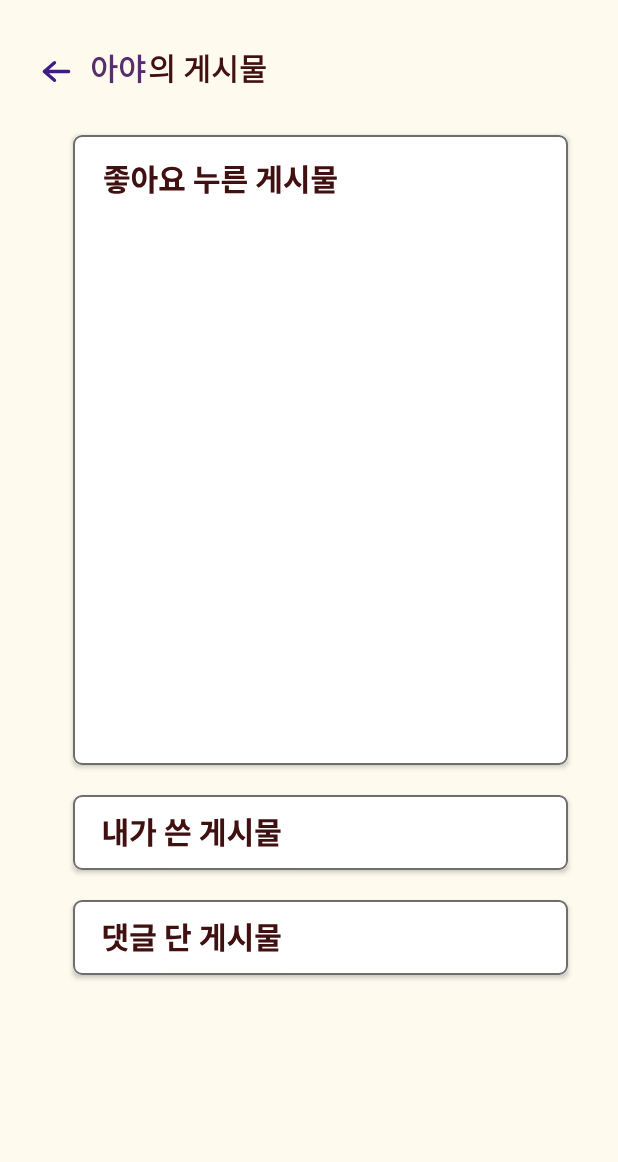
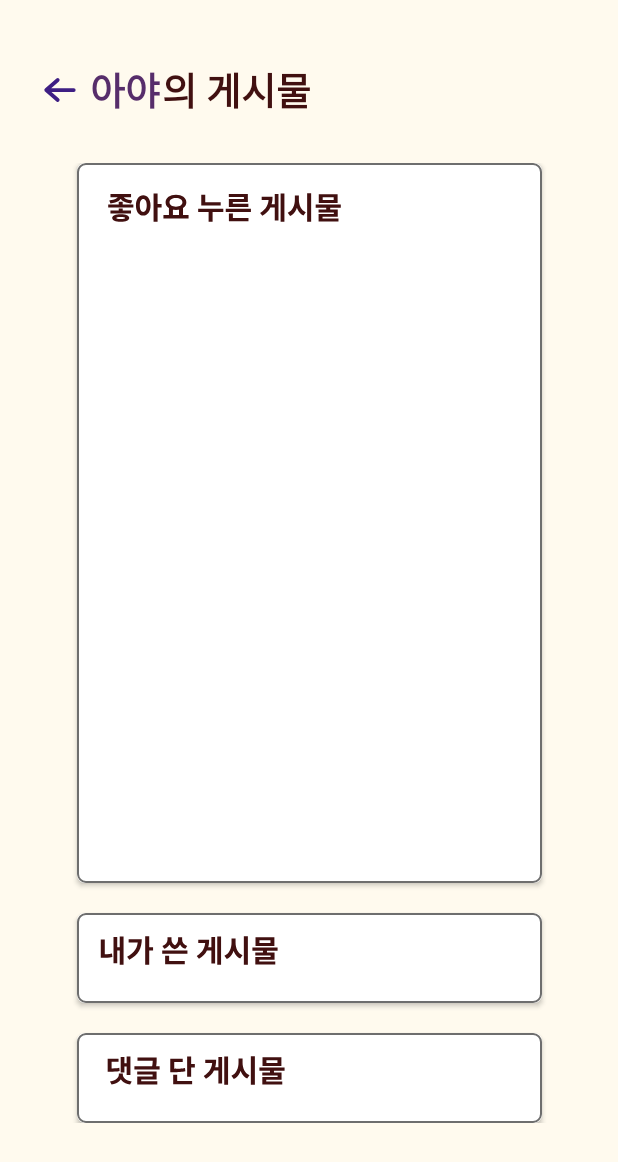
Before and after one commit to jerry080697/todayNan, an Android app: the BoardActivity screen opened directly, with no data from a screen before it, on a phone screen of 412 x 824 dp. Shown: the top 1162 px of the screen. Run offline under Robolectric (Android 15) with nearby library versions, the light colour scheme and no system bars.

Commit message:
화면 비율 수정

```diff
--- a/app/src/main/java/com/example/todaynan/JjimListActivity.kt
+++ b/app/src/main/java/com/example/todaynan/JjimListActivity.kt
@@ -27,8 +27,8 @@ class JjimListActivity : AppCompatActivity() {
             finish()
         }
 
-        val spacingInPixels = resources.getDimensionPixelSize(R.dimen.recycler_view_item_spacing)
-        recyclerView.addItemDecoration(GridSpacingItemDecoration(2, spacingInPixels, true))
+//        val spacingInPixels = resources.getDimensionPixelSize(R.dimen.recycler_view_item_spacing)
+//        recyclerView.addItemDecoration(GridSpacingItemDecoration(2, spacingInPixels, true))
     }
     private fun generateDummyItems(): List<Item> {
         val items = ArrayList<Item>()
--- a/app/src/main/res/layout/activity_board.xml
+++ b/app/src/main/res/layout/activity_board.xml
@@ -6,14 +6,14 @@
     xmlns:app="http://schemas.android.com/apk/res-auto"
     android:background="@color/background">
     <ImageView
-        android:layout_width="35dp"
-        android:layout_height="35dp"
+        android:layout_width="40dp"
+        android:layout_height="40dp"
         android:id="@+id/board_back_btn"
         android:src="@drawable/back_arrow"
         app:layout_constraintStart_toStartOf="parent"
         android:layout_marginStart="20dp"
         app:layout_constraintTop_toTopOf="parent"
-        android:layout_marginTop="30dp"/>
+        android:layout_marginTop="40dp"/>
     <TextView
         android:layout_width="wrap_content"
         android:layout_height="wrap_content"
@@ -21,7 +21,7 @@
         android:id="@+id/board_nickname_tv"
         android:text="아야"
         android:textStyle="bold"
-        android:textSize="20sp"
+        android:textSize="25sp"
         app:layout_constraintStart_toStartOf="@id/board_back_btn"
         app:layout_constraintTop_toTopOf="@id/board_back_btn"
         app:layout_constraintStart_toEndOf="@id/board_back_btn"
@@ -33,25 +33,31 @@
         android:textColor="#411010"
         android:text="의 게시물"
         android:textStyle="bold"
-        android:textSize="20sp"
+        android:textSize="25sp"
         app:layout_constraintTop_toTopOf="@id/board_back_btn"
         app:layout_constraintStart_toEndOf="@id/board_nickname_tv"
         android:layout_marginStart="1dp"
         />
+    <androidx.constraintlayout.widget.ConstraintLayout
+        android:layout_width="match_parent"
+        android:layout_height="wrap_content"
+        android:orientation="vertical"
+        android:layout_marginTop="30dp"
+        app:layout_constraintTop_toBottomOf="@id/board_nickname_tv">
         <androidx.cardview.widget.CardView
             android:layout_width="wrap_content"
             android:layout_height="wrap_content"
             app:cardCornerRadius="5dp"
             android:id="@+id/like_board"
-        android:layout_marginStart="15dp"
+            android:layout_marginHorizontal="15dp"
             android:layout_marginTop="30dp"
+            android:orientation="vertical"
             app:layout_constraintStart_toStartOf="parent"
-        app:layout_constraintEnd_toEndOf="parent"
-        app:layout_constraintTop_toBottomOf="@id/board_nickname_tv">
+            app:layout_constraintEnd_toEndOf="parent">
 
             <ImageView
-            android:layout_width="330dp"
-            android:layout_height="420dp"
+                android:layout_width="310dp"
+                android:layout_height="480dp"
                 android:src="@drawable/rectangle" />
 
             <ImageView
@@ -67,37 +73,37 @@
             android:layout_height="wrap_content"
             app:cardCornerRadius="5dp"
             android:id="@+id/write_board"
-        android:layout_marginStart="15dp"
+            android:layout_marginHorizontal="15dp"
             android:layout_marginTop="20dp"
             app:layout_constraintStart_toStartOf="parent"
             app:layout_constraintEnd_toEndOf="parent"
             app:layout_constraintTop_toBottomOf="@id/like_board">
 
             <ImageView
-            android:layout_width="330dp"
-            android:layout_height="50dp"
+                android:layout_width="310dp"
+                android:layout_height="60dp"
                 android:src="@drawable/rectangle"/>
             <ImageView
                 android:layout_width="wrap_content"
                 android:layout_height="wrap_content"
                 android:src="@drawable/board_write_text"
-            android:layout_marginStart="20dp"
-            android:layout_marginTop="15dp"/>
+                android:layout_marginTop="15dp"
+                android:layout_marginStart="15dp"/>
         </androidx.cardview.widget.CardView>
         <androidx.cardview.widget.CardView
             android:layout_width="wrap_content"
             android:layout_height="wrap_content"
             app:cardCornerRadius="5dp"
             android:id="@+id/reply_board"
-        android:layout_marginStart="15dp"
+            android:layout_marginHorizontal="15dp"
             android:layout_marginTop="20dp"
             app:layout_constraintStart_toStartOf="parent"
             app:layout_constraintEnd_toEndOf="parent"
             app:layout_constraintTop_toBottomOf="@id/write_board">
 
             <ImageView
-            android:layout_width="330dp"
-            android:layout_height="50dp"
+                android:layout_width="310dp"
+                android:layout_height="60dp"
                 android:src="@drawable/rectangle"/>
             <ImageView
                 android:layout_width="wrap_content"
@@ -107,3 +113,4 @@
                 android:layout_marginTop="15dp"/>
         </androidx.cardview.widget.CardView>
     </androidx.constraintlayout.widget.ConstraintLayout>
+</androidx.constraintlayout.widget.ConstraintLayout>
--- a/app/src/main/res/layout/activity_board_like.xml
+++ b/app/src/main/res/layout/activity_board_like.xml
@@ -6,8 +6,8 @@
     xmlns:app="http://schemas.android.com/apk/res-auto"
     android:background="@color/background">
     <ImageView
-        android:layout_width="35dp"
-        android:layout_height="35dp"
+        android:layout_width="40dp"
+        android:layout_height="40dp"
         android:id="@+id/board_like_back_btn"
         android:src="@drawable/back_arrow"
         app:layout_constraintStart_toStartOf="parent"
@@ -26,7 +26,7 @@
     <ImageView
         android:id="@+id/board_like_search_bar"
         android:scaleType="fitXY"
-        android:layout_width="370dp"
+        android:layout_width="330dp"
         android:layout_height="30dp"
         android:src="@drawable/search_bar_icon"
         app:layout_constraintStart_toStartOf="parent"
--- a/app/src/main/res/layout/activity_board_reply.xml
+++ b/app/src/main/res/layout/activity_board_reply.xml
@@ -6,8 +6,8 @@
     xmlns:app="http://schemas.android.com/apk/res-auto"
     android:background="@color/background">
     <ImageView
-        android:layout_width="35dp"
-        android:layout_height="35dp"
+        android:layout_width="40dp"
+        android:layout_height="40dp"
         android:id="@+id/board_reply_back_btn"
         android:src="@drawable/back_arrow"
         app:layout_constraintStart_toStartOf="parent"
@@ -26,7 +26,7 @@
     <ImageView
         android:id="@+id/board_reply_search_bar"
         android:scaleType="fitXY"
-        android:layout_width="370dp"
+        android:layout_width="330dp"
         android:layout_height="30dp"
         android:src="@drawable/search_bar_icon"
         app:layout_constraintStart_toStartOf="parent"
--- a/app/src/main/res/layout/activity_board_write.xml
+++ b/app/src/main/res/layout/activity_board_write.xml
@@ -6,8 +6,8 @@
     xmlns:app="http://schemas.android.com/apk/res-auto"
     android:background="@color/background">
     <ImageView
-        android:layout_width="35dp"
-        android:layout_height="35dp"
+        android:layout_width="40dp"
+        android:layout_height="40dp"
         android:id="@+id/board_write_back_btn"
         android:src="@drawable/back_arrow"
         app:layout_constraintStart_toStartOf="parent"
@@ -26,7 +26,7 @@
     <ImageView
         android:id="@+id/board_write_search_bar"
         android:scaleType="fitXY"
-        android:layout_width="370dp"
+        android:layout_width="330dp"
         android:layout_height="30dp"
         android:src="@drawable/search_bar_icon"
         app:layout_constraintStart_toStartOf="parent"
--- a/app/src/main/res/layout/activity_main.xml
+++ b/app/src/main/res/layout/activity_main.xml
@@ -12,9 +12,11 @@
         android:layout_height="0dp"
         android:background="@color/background"
         app:layout_constraintBottom_toTopOf="@id/main_bnv"
+        app:layout_constraintEnd_toEndOf="parent"
+        app:layout_constraintHorizontal_bias="0.0"
         app:layout_constraintStart_toStartOf="parent"
-        app:layout_constraintEnd_toEndOf="parent"
-        app:layout_constraintTop_toTopOf="parent" />
+        app:layout_constraintTop_toTopOf="parent"
+        app:layout_constraintVertical_bias="0.0" />
 
     <com.google.android.material.bottomnavigation.BottomNavigationView
         android:id="@+id/main_bnv"
--- a/app/src/main/res/layout/activity_signup.xml
+++ b/app/src/main/res/layout/activity_signup.xml
@@ -25,7 +25,7 @@
         android:src="@drawable/google_icon"
         app:layout_constraintStart_toStartOf="parent"
         app:layout_constraintEnd_toEndOf="parent"
-        android:layout_marginTop="250dp"
+        android:layout_marginTop="300dp"
         app:layout_constraintTop_toBottomOf="@id/today_nan_iv" />
 
     <ImageView
```
Also changed, not shown: app/src/main/res/layout/activity_chagne_location.xml (+12 -10 lines), app/src/main/res/layout/activity_change_info.xml (+15 -14 lines), app/src/main/res/layout/activity_change_interest.xml (+8 -7 lines), app/src/main/res/layout/activity_change_logout.xml (+4 -4 lines), app/src/main/res/layout/activity_change_nickname.xml (+22 -18 lines), app/src/main/res/layout/activity_change_withdraw.xml (+4 -4 lines), app/src/main/res/layout/activity_jjim_list.xml (+8 -5 lines), app/src/main/res/layout/activity_post.xml (+5 -4 lines), app/src/main/res/layout/fragment_my_page.xml (+18 -18 lines), app/src/main/res/layout/item.xml (+7 -7 lines). Lines whose indentation alone changed are shown as unchanged.
